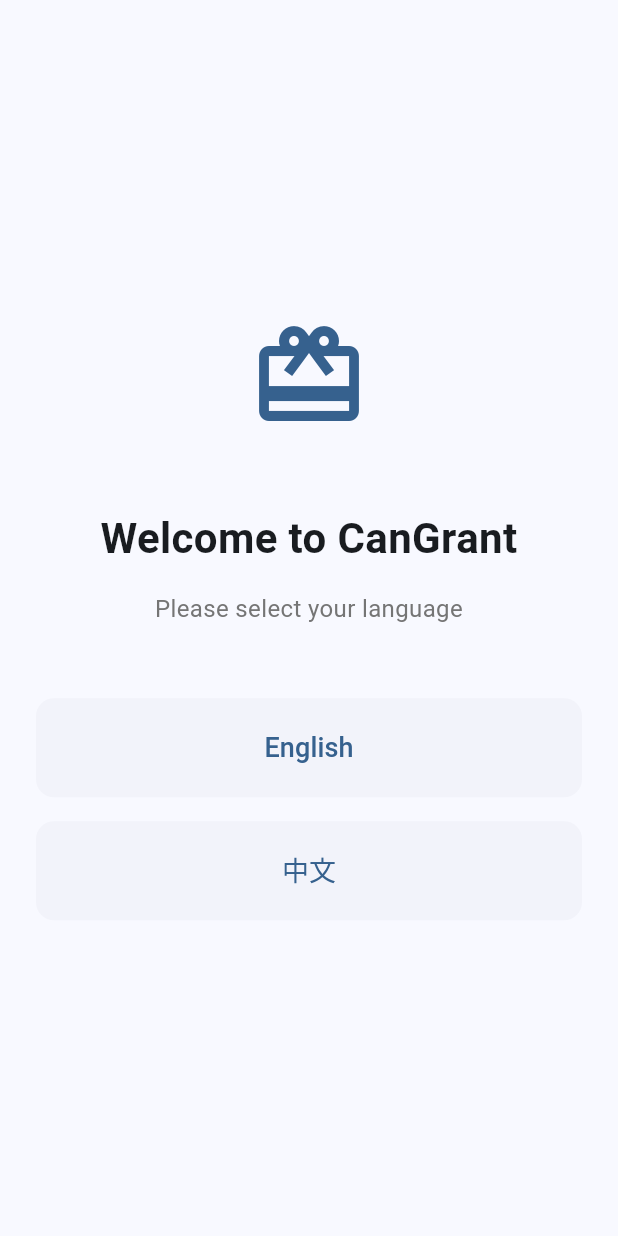
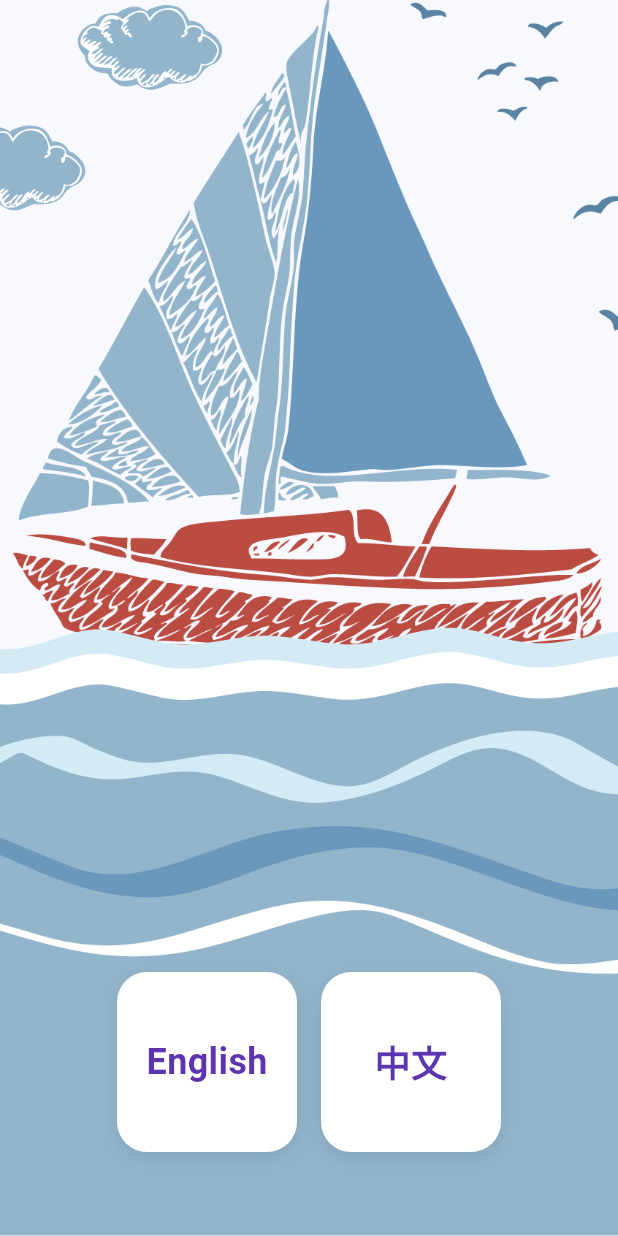
Before and after one commit to StoryBeeBooks/cangrant, a Flutter app: the screen it shows after launch, on a phone screen of 412 x 824 dp. Run offline on Flutter 3.47's test engine with Material 3 defaults, Android fonts, the phone set to English and light mode, and no system bars; our stand-ins replace google_sign_in, shared_preferences, sign_in_with_apple, supabase_flutter; accounts and stored records are empty.

Commit message:
Redesign language selection screen with custom background and square buttons

```diff
--- a/lib/screens/pre_login/language_selection_screen.dart
+++ b/lib/screens/pre_login/language_selection_screen.dart
@@ -24,65 +24,86 @@ class LanguageSelectionScreen extends StatelessWidget {
   @override
   Widget build(BuildContext context) {
     return Scaffold(
-      body: SafeArea(
-        child: Padding(
-          padding: const EdgeInsets.all(24.0),
+      body: Container(
+        decoration: const BoxDecoration(
+          image: DecorationImage(
+            image: AssetImage('assets/images/172.png'),
+            fit: BoxFit.cover,
+          ),
+        ),
+        child: SafeArea(
           child: Column(
-            mainAxisAlignment: MainAxisAlignment.center,
-            crossAxisAlignment: CrossAxisAlignment.stretch,
+            mainAxisAlignment: MainAxisAlignment.end,
             children: [
-              // Logo
-              Icon(
-                Icons.card_giftcard,
-                size: 80,
-                color: Theme.of(context).primaryColor,
+              const Spacer(),
+
+              // Language buttons at the bottom
+              Padding(
+                padding: const EdgeInsets.all(24.0),
+                child: Row(
+                  mainAxisAlignment: MainAxisAlignment.center,
+                  children: [
+                    // English button
+                    _buildLanguageButton(
+                      context,
+                      label: 'English',
+                      onTap: () => _selectLanguage(context, 'en'),
+                    ),
+                    const SizedBox(width: 16),
+
+                    // Chinese button
+                    _buildLanguageButton(
+                      context,
+                      label: '中文',
+                      onTap: () => _selectLanguage(context, 'zh'),
+                    ),
+                  ],
+                ),
               ),
-              const SizedBox(height: 48),
-
-              // Welcome heading
-              const Text(
-                'Welcome to CanGrant',
-                style: TextStyle(fontSize: 28, fontWeight: FontWeight.bold),
-                textAlign: TextAlign.center,
-              ),
-              const SizedBox(height: 16),
-
-              // Subtitle
-              Text(
-                'Please select your language',
-                style: TextStyle(fontSize: 16, color: Colors.grey[600]),
-                textAlign: TextAlign.center,
-              ),
-              const SizedBox(height: 48),
-
-              // English button
-              ElevatedButton(
-                onPressed: () => _selectLanguage(context, 'en'),
-                style: ElevatedButton.styleFrom(
-                  padding: const EdgeInsets.symmetric(vertical: 20),
-                  shape: RoundedRectangleBorder(
-                    borderRadius: BorderRadius.circular(12),
-                  ),
-                ),
-                child: const Text('English', style: TextStyle(fontSize: 18)),
-              ),
-              const SizedBox(height: 16),
-
-              // Chinese button
-              ElevatedButton(
-                onPressed: () => _selectLanguage(context, 'zh'),
-                style: ElevatedButton.styleFrom(
-                  padding: const EdgeInsets.symmetric(vertical: 20),
-                  shape: RoundedRectangleBorder(
-                    borderRadius: BorderRadius.circular(12),
-                  ),
-                ),
-                child: const Text('中文', style: TextStyle(fontSize: 18)),
-              ),
+              const SizedBox(height: 32),
             ],
           ),
         ),
       ),
     );
   }
+
+  Widget _buildLanguageButton(
+    BuildContext context, {
+    required String label,
+    required VoidCallback onTap,
+  }) {
+    return Container(
+      width: 120,
+      height: 120,
+      decoration: BoxDecoration(
+        color: Colors.white,
+        borderRadius: BorderRadius.circular(20),
+        boxShadow: [
+          BoxShadow(
+            color: Colors.black.withOpacity(0.1),
+            blurRadius: 12,
+            offset: const Offset(0, 4),
+          ),
+        ],
+      ),
+      child: Material(
+        color: Colors.transparent,
+        child: InkWell(
+          onTap: onTap,
+          borderRadius: BorderRadius.circular(20),
+          child: Center(
+            child: Text(
+              label,
+              style: const TextStyle(
+                fontSize: 24,
+                fontWeight: FontWeight.w600,
+                color: Color(0xFF5E35B1),
+              ),
+            ),
+          ),
+        ),
+      ),
+    );
+  }
 }
--- a/lib/screens/pre_login/splash_screen.dart
+++ b/lib/screens/pre_login/splash_screen.dart
@@ -47,29 +47,13 @@ class _SplashScreenState extends State<SplashScreen> {
   @override
   Widget build(BuildContext context) {
     return Scaffold(
-      backgroundColor: Theme.of(context).primaryColor,
+      backgroundColor: Colors.white,
       body: Center(
-        child: Column(
-          mainAxisAlignment: MainAxisAlignment.center,
-          children: [
-            // CanGrant Logo
-            // TODO: Replace with actual logo image when available
-            Icon(Icons.card_giftcard, size: 100, color: Colors.white),
-            const SizedBox(height: 16),
-            const Text(
-              'CanGrant',
-              style: TextStyle(
-                fontSize: 32,
-                fontWeight: FontWeight.bold,
-                color: Colors.white,
-              ),
-            ),
-            const SizedBox(height: 48),
-            // Loading indicator
-            const CircularProgressIndicator(
-              valueColor: AlwaysStoppedAnimation<Color>(Colors.white),
-            ),
-          ],
+        child: Image.asset(
+          'assets/images/loading image.png',
+          width: 200,
+          height: 200,
+          fit: BoxFit.contain,
         ),
       ),
     );
--- a/pubspec.yaml
+++ b/pubspec.yaml
@@ -79,6 +79,7 @@ flutter:
 
   assets:
     - assets/data/
+    - assets/images/
 
   # An image asset can refer to one or more resolution-specific "variants", see
   # https://flutter.dev/to/resolution-aware-images
```
